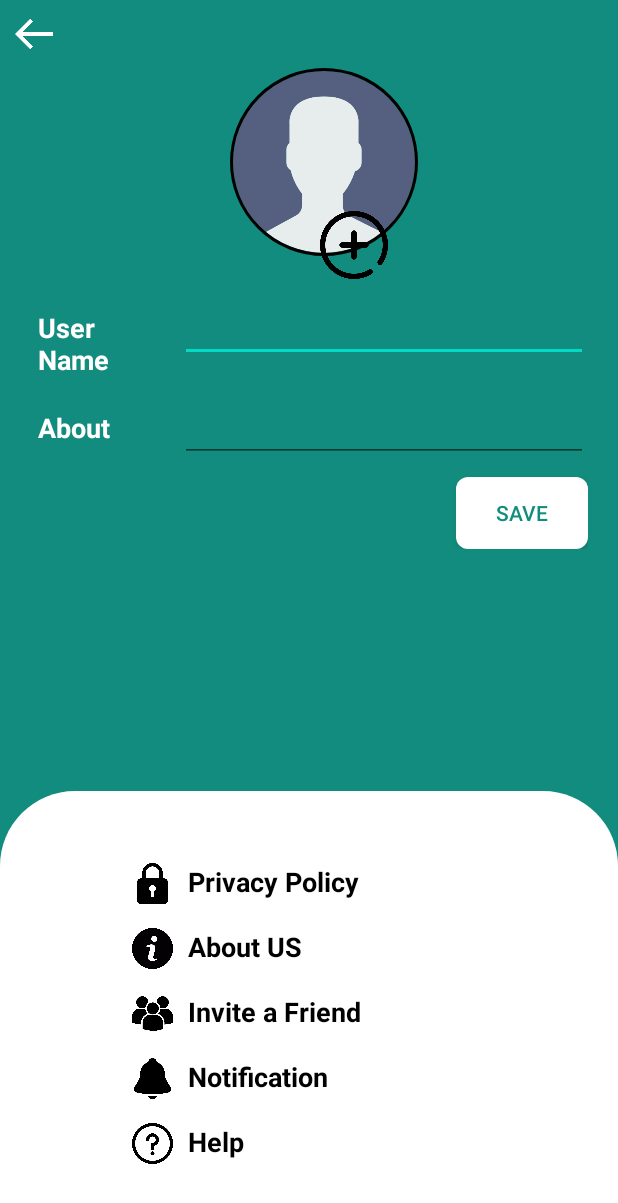
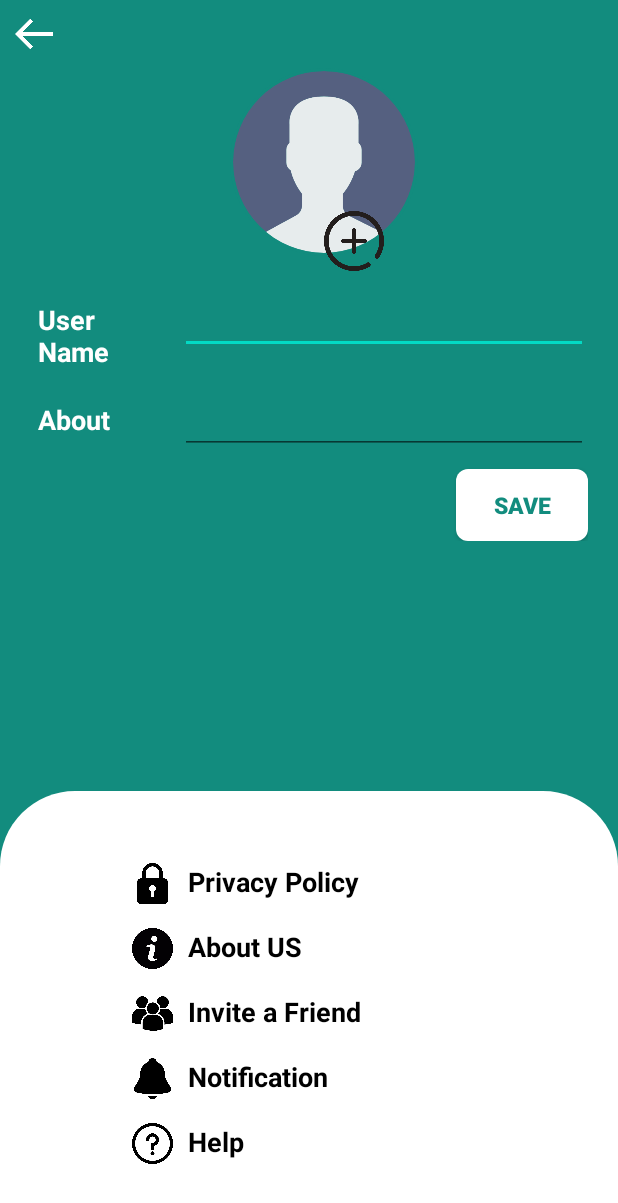
Before and after one commit to AmanKumarMehra/WhatsApp, an Android app: the Settings screen opened directly, with no data from a screen before it, on a phone screen of 412 x 824 dp. Shown: the top 1203 px of the screen. Run offline under Robolectric (Android 15) with nearby library versions, the phone set to English and light mode, and no system bars; our stand-ins replace CircleImageView, Firebase (no records; nobody signed in at launch, a user with empty details on screens opened directly), Picasso; 3 statements that could not run were skipped.

Commit message:
Now, Signed user is not visible in chat. and user can update username and status.

```diff
--- a/app/src/main/java/com/example/whatsapp/Fragments/Chat_Fragment.java
+++ b/app/src/main/java/com/example/whatsapp/Fragments/Chat_Fragment.java
@@ -55,7 +55,9 @@ public class Chat_Fragment extends Fragment {
                     Users users = dataSnapshot.getValue(Users.class);
                     if(mAuth.getCurrentUser().getEmail() != users.getMail()){
                         users.setUserId(dataSnapshot.getKey());
-                        list.add(users);
+                        if(!users.getUserId().equals(FirebaseAuth.getInstance().getUid())) {
+                            list.add(users);
+                        }
                     }
 
                 }
--- a/app/src/main/java/com/example/whatsapp/Settings.java
+++ b/app/src/main/java/com/example/whatsapp/Settings.java
@@ -1,5 +1,6 @@
 package com.example.whatsapp;
 
+import androidx.annotation.NonNull;
 import androidx.annotation.Nullable;
 import androidx.appcompat.app.AppCompatActivity;
 
@@ -10,13 +11,20 @@ import android.preference.PreferenceManager;
 import android.view.View;
 import android.widget.Toast;
 
+import com.example.whatsapp.Models.Users;
 import com.example.whatsapp.databinding.ActivitySettingsBinding;
 import com.google.android.gms.tasks.OnSuccessListener;
 import com.google.firebase.auth.FirebaseAuth;
+import com.google.firebase.database.DataSnapshot;
+import com.google.firebase.database.DatabaseError;
 import com.google.firebase.database.FirebaseDatabase;
+import com.google.firebase.database.ValueEventListener;
 import com.google.firebase.storage.FirebaseStorage;
 import com.google.firebase.storage.StorageReference;
 import com.google.firebase.storage.UploadTask;
+import com.squareup.picasso.Picasso;
+
+import java.util.HashMap;
 
 public class Settings extends AppCompatActivity {
 
@@ -44,6 +52,43 @@ public class Settings extends AppCompatActivity {
                 startActivity(intent);
             }
         });
+
+        binding.saveBtn.setOnClickListener(new View.OnClickListener() {
+            @Override
+            public void onClick(View v) {
+                String username = binding.etUsername.getText().toString();
+                String status = binding.etAbout.getText().toString();
+
+                HashMap<String, Object> map = new HashMap<>();
+                map.put("userName", username);
+                map.put("status", status);
+
+                database.getReference().child("Users").child(FirebaseAuth.getInstance().getUid())
+                        .updateChildren(map);
+
+                Toast.makeText(Settings.this, "Profile updated", Toast.LENGTH_SHORT).show();
+            }
+        });
+
+        database.getReference().child("Users").child(FirebaseAuth.getInstance().getUid())
+                .addListenerForSingleValueEvent(new ValueEventListener() {
+                    @Override
+                    public void onDataChange(@NonNull DataSnapshot snapshot) {
+                        Users users = snapshot.getValue(Users.class);
+                        Picasso.get()
+                                .load(users.getProfilepic())
+                                .placeholder(R.drawable.user)
+                                .into(binding.profileImage);
+
+                        binding.etUsername.setText(users.getUserName());
+                        binding.etAbout.setText(users.getStatus());
+                    }
+
+                    @Override
+                    public void onCancelled(@NonNull DatabaseError error) {
+
+                    }
+                });
 
         binding.add.setOnClickListener(new View.OnClickListener() {
             @Override
--- a/app/src/main/res/layout/activity_settings.xml
+++ b/app/src/main/res/layout/activity_settings.xml
@@ -20,11 +20,11 @@
 
         android:layout_width="match_parent"
         android:layout_height="wrap_content"
-        android:orientation="vertical"
         android:layout_below="@id/backArrow"
         android:layout_marginLeft="20dp"
         android:layout_marginRight="20dp"
-        android:gravity="center">
+        android:gravity="center"
+        android:orientation="vertical">
 
         <de.hdodenhof.circleimageview.CircleImageView
             android:id="@+id/profile_image"
@@ -33,73 +33,77 @@
             android:layout_marginLeft="10dp"
             android:layout_marginTop="10dp"
             android:src="@drawable/user"
-            app:civ_border_width="2dp"
-            app:civ_border_color="#FF000000"/>
+            app:civ_border_color="@color/purple_700"
+            app:civ_border_width="2dp" />
 
         <ImageView
             android:id="@+id/add"
-            android:layout_width="45dp"
-            android:layout_height="45dp"
+            android:layout_width="40dp"
+            android:layout_height="40dp"
             android:layout_marginLeft="30dp"
             android:layout_marginTop="-30dp"
-            android:src="@drawable/plus"/>
+            android:src="@drawable/plus"
+            app:tint="#231E1D"/>
 
         <LinearLayout
             android:layout_width="match_parent"
             android:layout_height="match_parent"
-            android:orientation="horizontal"
-            android:layout_marginTop="10dp">
+            android:layout_marginTop="10dp"
+            android:orientation="horizontal">
 
             <TextView
                 android:id="@+id/textView"
                 android:layout_width="100dp"
                 android:layout_height="wrap_content"
+                android:padding="5dp"
                 android:text="User Name"
+                android:textColor="@color/white"
                 android:textSize="18sp"
-                android:textStyle="bold"
-                android:padding="5dp"
-                android:textColor="@color/white"/>
+                android:textStyle="bold" />
 
             <EditText
                 android:id="@+id/etUsername"
                 android:layout_width="match_parent"
                 android:layout_height="wrap_content"
-                android:inputType="textPersonName"/>
+                android:inputType="textPersonName" />
         </LinearLayout>
 
         <LinearLayout
             android:layout_width="match_parent"
             android:layout_height="match_parent"
-            android:orientation="horizontal"
-            android:layout_marginTop="10dp">
+            android:layout_marginTop="10dp"
+            android:orientation="horizontal">
 
             <TextView
                 android:layout_width="100dp"
                 android:layout_height="wrap_content"
+                android:padding="5dp"
                 android:text="About"
+                android:textColor="@color/white"
                 android:textSize="18sp"
-                android:textStyle="bold"
-                android:padding="5dp"
-                android:textColor="@color/white"/>
+                android:textStyle="bold" />
 
             <EditText
                 android:id="@+id/etAbout"
                 android:layout_width="match_parent"
                 android:layout_height="wrap_content"
-                android:inputType="textPersonName"/>
+                android:inputType="textPersonName" />
 
 
         </LinearLayout>
 
         <androidx.appcompat.widget.AppCompatButton
+            android:id="@+id/save_btn"
             android:layout_width="wrap_content"
             android:layout_height="wrap_content"
+            android:layout_gravity="right"
+            android:layout_marginTop="10dp"
+            android:background="@drawable/bg_btn"
+            android:padding="3dp"
             android:text="Save"
-            android:textColor="@color/purple_700"
-            android:background="@drawable/bg_btn"
-            android:layout_marginTop="10dp"
-            android:padding="5dp"
-            android:layout_gravity="right"/>
+            android:textSize="15dp"
+            android:textStyle="bold"
+            android:textColor="@color/purple_700" />
 
     </LinearLayout>
 
```
Also changed, not shown: app/src/main/java/com/example/whatsapp/Models/Users.java (+11 -2 lines).
